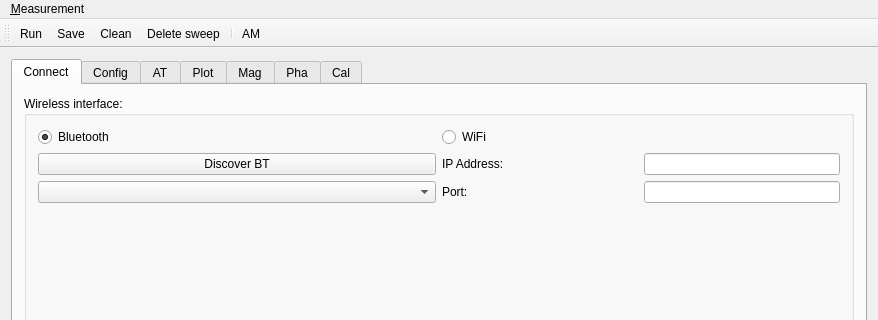
The window that nanosense2/nanosense2/mainwindow.ui (saul-rodriguez/Qt) describes before a commit, drawn with Qt 5; both pictures show x 0 to 878 and y 0 to 320 of the 878 by 599 pixel window.
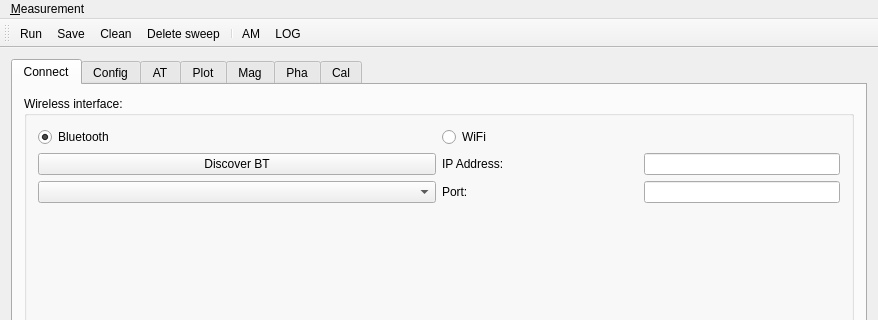
The same window after the commit. Icons and pictures are not drawn.

```diff
--- a/nanosense2/nanosense2/mainwindow.ui
+++ b/nanosense2/nanosense2/mainwindow.ui
@@ -547,6 +547,7 @@
    <addaction name="action_Delete_sweep"/>
    <addaction name="separator"/>
    <addaction name="actionAM"/>
+   <addaction name="actionLOG"/>
   </widget>
   <widget class="QStatusBar" name="statusBar"/>
   <action name="action_Run">
@@ -621,6 +622,14 @@
     <string>AM</string>
    </property>
   </action>
+  <action name="actionLOG">
+   <property name="checkable">
+    <bool>true</bool>
+   </property>
+   <property name="text">
+    <string>LOG</string>
+   </property>
+  </action>
  </widget>
  <layoutdefault spacing="6" margin="11"/>
  <tabstops>
```
Left out of the diff: 2 changed lines with no effect on the pictures.
